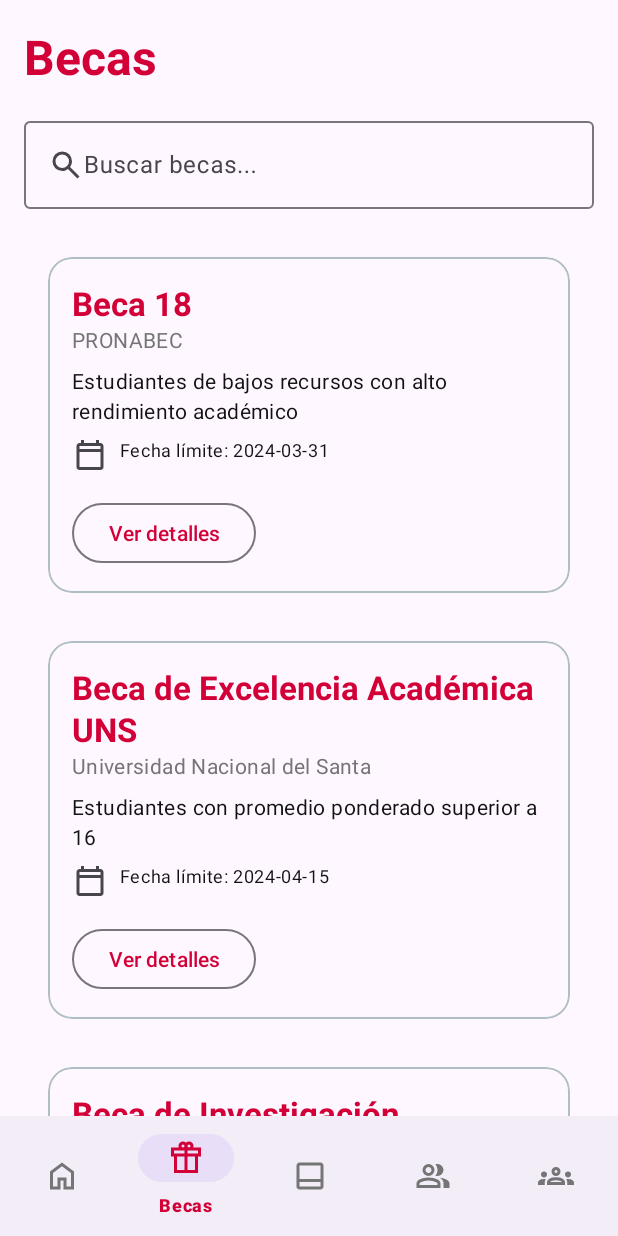
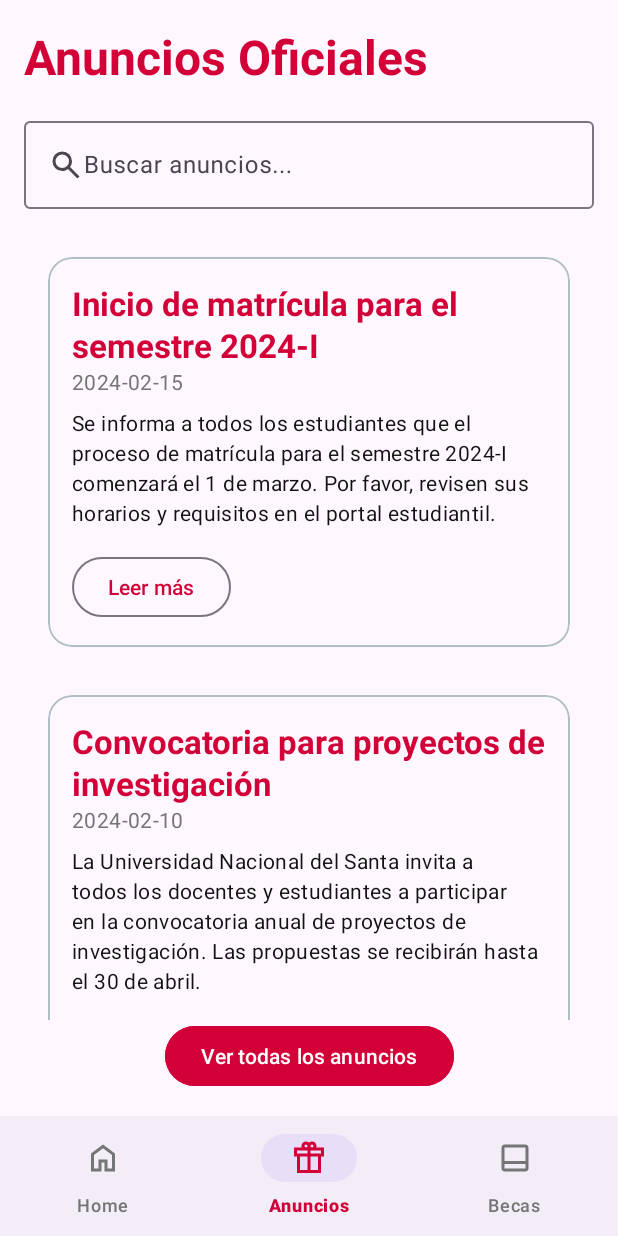
Before and after one commit to JoelLeonUNS/trabajos-uns, an Android app: the screen it shows after launch (MainActivity), item 2 of the bottom bar chosen, on a phone screen of 412 x 824 dp. Run offline under Robolectric (Android 15) with nearby library versions, the phone set to English and light mode, and no system bars.

Commit message:
Navegación entre fragments

```diff
--- /dev/null
+++ b/M3DesignUNS/app/src/main/java/com/example/m3design_uns/Announcement.kt
@@ -0,0 +1,8 @@
+package com.example.m3design_uns
+
+data class Announcement(
+    val id: String,
+    val title: String,
+    val date: String,
+    val content: String,
+)
--- /dev/null
+++ b/M3DesignUNS/app/src/main/java/com/example/m3design_uns/AnnouncementAdapter.kt
@@ -0,0 +1,40 @@
+package com.example.m3design_uns
+
+import android.view.LayoutInflater
+import android.view.View
+import android.view.ViewGroup
+import android.widget.Button
+import android.widget.TextView
+import androidx.recyclerview.widget.RecyclerView
+
+class AnnouncementAdapter (private val announcements: List<Announcement>):
+    RecyclerView.Adapter<AnnouncementAdapter.SectionViewHolder>() {
+
+    override fun onCreateViewHolder(parent: ViewGroup, viewType: Int): SectionViewHolder {
+        val view = LayoutInflater.from(parent.context).inflate(R.layout.item_anuncio, parent, false)
+        return SectionViewHolder(view)
+    }
+
+    override fun onBindViewHolder(holder: SectionViewHolder, position: Int) {
+        val section = announcements[position]
+        holder.bind(section)
+    }
+
+    override fun getItemCount() = announcements.size
+
+    inner class SectionViewHolder(itemView: View) : RecyclerView.ViewHolder(itemView) {
+        private val title: TextView = itemView.findViewById(R.id.tv_anuncio_title)
+        private val date: TextView = itemView.findViewById(R.id.tv_anuncio_date)
+        private val content: TextView = itemView.findViewById(R.id.tv_anuncio_content)
+        private val btnViewMore: Button = itemView.findViewById(R.id.btn_read_more)
+
+        fun bind(announcement: Announcement) {
+            title.text = announcement.title
+            date.text = announcement.date
+            content.text = announcement.content
+            btnViewMore.setOnClickListener {
+                //Lógica
+            }
+        }
+    }
+}
--- /dev/null
+++ b/M3DesignUNS/app/src/main/java/com/example/m3design_uns/AnunciosFragment.kt
@@ -0,0 +1,37 @@
+package com.example.m3design_uns
+
+import android.graphics.Color
+import android.os.Bundle
+import androidx.fragment.app.Fragment
+import android.view.LayoutInflater
+import android.view.View
+import android.view.ViewGroup
+import androidx.recyclerview.widget.LinearLayoutManager
+import androidx.recyclerview.widget.RecyclerView
+
+class AnunciosFragment : Fragment() {
+
+
+    override fun onCreateView(
+        inflater: LayoutInflater, container: ViewGroup?,
+        savedInstanceState: Bundle?
+    ): View? {
+        val view = inflater.inflate(R.layout.fragment_anuncios, container, false)
+
+        val recyclerView = view.findViewById<RecyclerView>(R.id.anunciosRecyclerView)
+        recyclerView.layoutManager = LinearLayoutManager(requireContext())
+
+        // Define las secciones que quieres mostrar
+        val anuncios = listOf(
+            Announcement("1", "Inicio de matrícula para el semestre 2024-I", "2024-02-15", "Se informa a todos los estudiantes que el proceso de matrícula para el semestre 2024-I comenzará el 1 de marzo. Por favor, revisen sus horarios y requisitos en el portal estudiantil."),
+            Announcement("2", "Convocatoria para proyectos de investigación", "2024-02-10", "La Universidad Nacional del Santa invita a todos los docentes y estudiantes a participar en la convocatoria anual de proyectos de investigación. Las propuestas se recibirán hasta el 30 de abril."),
+            Announcement("3", "Mantenimiento programado del sistema académico", "2024-02-05", "Se realizará un mantenimiento programado del sistema académico el día 20 de febrero de 8:00 AM a 12:00 PM. Durante este período, el acceso al portal estudiantil estará limitado."),
+        )
+
+        val adapter = AnnouncementAdapter(anuncios)
+        recyclerView.adapter = adapter
+
+        return view
+    }
+
+}
--- a/M3DesignUNS/app/src/main/java/com/example/m3design_uns/CardHome.kt
+++ b/M3DesignUNS/app/src/main/java/com/example/m3design_uns/CardHome.kt
@@ -1,9 +1,12 @@
 package com.example.m3design_uns
+
+import androidx.fragment.app.Fragment
 
 data class CardHome(
     val id: String,
     val title: String,
     val content: String,
     val iconResId: Int,
-    val color: Int
+    val color: Int,
+    val destinationFragment: Fragment
 )
--- a/M3DesignUNS/app/src/main/java/com/example/m3design_uns/CardHomeAdapter.kt
+++ b/M3DesignUNS/app/src/main/java/com/example/m3design_uns/CardHomeAdapter.kt
@@ -7,10 +7,15 @@ import android.widget.Button
 import android.widget.ImageView
 import android.widget.TextView
 import androidx.cardview.widget.CardView
+import androidx.fragment.app.FragmentManager
 import androidx.recyclerview.widget.RecyclerView
 
-class CardHomeAdapter (private val cards: List<CardHome>):
-    RecyclerView.Adapter<CardHomeAdapter.SectionViewHolder>() {
+class CardHomeAdapter (
+    private val cards: List<CardHome>,
+    private val fragmentManager: FragmentManager,
+    private val containerId: Int
+): RecyclerView.Adapter<CardHomeAdapter.SectionViewHolder>()
+{
 
         override fun onCreateViewHolder(parent: ViewGroup, viewType: Int): SectionViewHolder {
             val view = LayoutInflater.from(parent.context).inflate(R.layout.item_card, parent, false)
@@ -37,7 +42,11 @@ class CardHomeAdapter (private val cards: List<CardHome>):
                 icon.setImageResource(card.iconResId)
                 cardView.setCardBackgroundColor(card.color)
                 btnViewMore.setOnClickListener {
-                    //Lógica
+                    // Realizar la transacción al fragmento especificado
+                    fragmentManager.beginTransaction()
+                        .replace(containerId, card.destinationFragment)
+                        .addToBackStack(null)
+                        .commit()
                 }
             }
         }
--- a/M3DesignUNS/app/src/main/java/com/example/m3design_uns/HomeFragment.kt
+++ b/M3DesignUNS/app/src/main/java/com/example/m3design_uns/HomeFragment.kt
@@ -2,14 +2,16 @@ package com.example.m3design_uns
 
 import android.graphics.Color
 import android.os.Bundle
+import android.util.Log
 import androidx.fragment.app.Fragment
 import android.view.LayoutInflater
 import android.view.View
 import android.view.ViewGroup
 import androidx.recyclerview.widget.LinearLayoutManager
 import androidx.recyclerview.widget.RecyclerView
+import com.google.android.material.bottomnavigation.BottomNavigationView
 
-class HomeFragment : Fragment() {
+class HomeFragment : Fragment(){
     override fun onCreateView(
         inflater: LayoutInflater, container: ViewGroup?,
         savedInstanceState: Bundle?
@@ -21,16 +23,17 @@ class HomeFragment : Fragment() {
 
         // Define las secciones que quieres mostrar
         val cards = listOf(
-            CardHome("announcements", "Anuncios Oficiales", "Últimos anuncios y comunicados oficiales de la universidad.", R.drawable.campaign_24px, Color.parseColor("#f8f8f7")),
-            CardHome("scholarships", "Becas", "Información sobre becas disponibles y procesos de postulación.", R.drawable.featured_seasonal_and_gifts_24px, Color.parseColor("#f8f8f7")),
-            CardHome("contests", "Concursos UNS", "Concursos académicos y oportunidades de participación.", R.drawable.dock_to_bottom_24px, Color.parseColor("#f8f8f7")),
-            CardHome("training", "Capacitaciones", "Programas de capacitación y desarrollo profesional.", R.drawable.group_24px, Color.parseColor("#f8f8f7")),
-            CardHome("community", "Comunidad EPISI", "Espacio dedicado a la comunidad de estudiantes.", R.drawable.meeting_24px, Color.parseColor("#f8f8f7"))
+            CardHome("announcements", "Anuncios Oficiales", "Últimos anuncios y comunicados oficiales de la universidad.", R.drawable.campaign_24px, Color.parseColor("#f8f8f7"), AnunciosFragment()),
+            CardHome("scholarships", "Becas", "Información sobre becas disponibles y procesos de postulación.", R.drawable.featured_seasonal_and_gifts_24px, Color.parseColor("#f8f8f7"), BecasFragment()),
+            CardHome("contests", "Concursos UNS", "Concursos académicos y oportunidades de participación.", R.drawable.dock_to_bottom_24px, Color.parseColor("#f8f8f7"), ConcursoFragment()),
+            CardHome("training", "Capacitaciones", "Programas de capacitación y desarrollo profesional.", R.drawable.group_24px, Color.parseColor("#f8f8f7"), AnunciosFragment()),
+            CardHome("community", "Comunidad EPISI", "Espacio dedicado a la comunidad de estudiantes.", R.drawable.meeting_24px, Color.parseColor("#f8f8f7"), AnunciosFragment())
         )
 
-        val adapter = CardHomeAdapter(cards)
+        val adapter = CardHomeAdapter(cards, parentFragmentManager, R.id.fragmentContainer)
         recyclerView.adapter = adapter
 
         return view
     }
+
 }
--- a/M3DesignUNS/app/src/main/java/com/example/m3design_uns/MainActivity.kt
+++ b/M3DesignUNS/app/src/main/java/com/example/m3design_uns/MainActivity.kt
@@ -16,6 +16,8 @@ class MainActivity : AppCompatActivity() {
         // Inicializa el BottomNavigationView
         val bottomNavigationView: BottomNavigationView = findViewById(R.id.bottomNavigationView)
 
+
+
         // Verificar si el Fragment ya está cargado para evitar recargarlo al rotar la pantalla
         if (savedInstanceState == null) {
             // Reemplazar el contenedor con el fragmento de becas
@@ -28,8 +30,8 @@ class MainActivity : AppCompatActivity() {
         bottomNavigationView.setOnItemSelectedListener { item ->
             val selectedFragment = when (item.itemId) {
                 R.id.navigation_home -> HomeFragment() // Cambia el fragmento según corresponda
+                R.id.navigation_anuncios -> AnunciosFragment() // Cambia el fragmento según corresponda
                 R.id.navigation_becas -> BecasFragment() // Cambia el fragmento según corresponda
-                R.id.navigation_concursos -> ConcursoFragment() // Cambia el fragmento según corresponda
                 //R.id.navigation_capacitaciones -> ProfileFragment() // Cambia el fragmento según corresponda
                 //R.id.navigation_comunidad -> SettingsFragment() // Cambia el fragmento según corresponda
                 else -> HomeFragment()
--- a/M3DesignUNS/app/src/main/res/layout/activity_main.xml
+++ b/M3DesignUNS/app/src/main/res/layout/activity_main.xml
@@ -9,13 +9,13 @@
     <!-- Fragment container -->
     <androidx.fragment.app.FragmentContainerView
         android:id="@+id/fragmentContainer"
+        android:name="com.example.m3design_uns.BecasFragment"
         android:layout_width="0dp"
         android:layout_height="0dp"
-        app:layout_constraintTop_toTopOf="parent"
-        app:layout_constraintBottom_toBottomOf="parent"
+        app:layout_constraintBottom_toTopOf="@+id/bottomNavigationView"
+        app:layout_constraintEnd_toEndOf="parent"
         app:layout_constraintStart_toStartOf="parent"
-        app:layout_constraintEnd_toEndOf="parent"
-        android:name="com.example.m3design_uns.BecasFragment"/>
+        app:layout_constraintTop_toTopOf="parent" />
 
     <!-- Bottom Navigation View -->
     <com.google.android.material.bottomnavigation.BottomNavigationView
--- /dev/null
+++ b/M3DesignUNS/app/src/main/res/layout/fragment_anuncios.xml
@@ -0,0 +1,65 @@
+<androidx.constraintlayout.widget.ConstraintLayout
+    xmlns:android="http://schemas.android.com/apk/res/android"
+    xmlns:app="http://schemas.android.com/apk/res-auto"
+    xmlns:tools="http://schemas.android.com/tools"
+    android:layout_width="match_parent"
+    android:layout_height="match_parent"
+    android:padding="16dp"
+    tools:context=".AnunciosFragment">
+
+    <!-- Título -->
+    <com.google.android.material.textview.MaterialTextView
+        android:id="@+id/titleText"
+        android:layout_width="wrap_content"
+        android:layout_height="wrap_content"
+        android:text="Anuncios Oficiales"
+        android:textColor="#D20037"
+        android:textSize="32sp"
+        android:textStyle="bold"
+        app:layout_constraintTop_toTopOf="parent"
+        app:layout_constraintStart_toStartOf="parent" />
+
+    <!-- Input de búsqueda -->
+    <com.google.android.material.textfield.TextInputLayout
+        android:id="@+id/searchInputLayout"
+        android:layout_width="0dp"
+        android:layout_height="wrap_content"
+        app:layout_constraintTop_toBottomOf="@id/titleText"
+        app:layout_constraintStart_toStartOf="parent"
+        app:layout_constraintEnd_toEndOf="parent"
+        android:layout_marginTop="16dp">
+
+        <com.google.android.material.textfield.TextInputEditText
+            android:id="@+id/searchEditText"
+            android:layout_width="match_parent"
+            android:layout_height="wrap_content"
+            android:hint="Buscar anuncios..."
+            android:drawableStart="@drawable/search_24px"
+            />
+    </com.google.android.material.textfield.TextInputLayout>
+
+    <!-- Lista de Anuncios (RecyclerView) -->
+    <androidx.recyclerview.widget.RecyclerView
+        android:id="@+id/anunciosRecyclerView"
+        android:layout_width="0dp"
+        android:layout_height="0dp"
+        app:layout_constraintTop_toBottomOf="@id/searchInputLayout"
+        app:layout_constraintStart_toStartOf="parent"
+        app:layout_constraintEnd_toEndOf="parent"
+        app:layout_constraintBottom_toTopOf="@id/viewAllButton"
+        android:layout_marginTop="16dp" />
+
+    <!-- Botón de Ver todas las becas -->
+    <com.google.android.material.button.MaterialButton
+        android:id="@+id/viewAllButton"
+        android:layout_width="wrap_content"
+        android:layout_height="wrap_content"
+        android:text="Ver todas los anuncios"
+        android:textColor="@android:color/white"
+        android:backgroundTint="#D20037"
+        app:layout_constraintBottom_toBottomOf="parent"
+        app:layout_constraintStart_toStartOf="parent"
+        app:layout_constraintEnd_toEndOf="parent"
+        android:layout_marginTop="16dp" />
+
+</androidx.constraintlayout.widget.ConstraintLayout>
--- /dev/null
+++ b/M3DesignUNS/app/src/main/res/layout/item_anuncio.xml
@@ -0,0 +1,55 @@
+<com.google.android.material.card.MaterialCardView
+    xmlns:android="http://schemas.android.com/apk/res/android" xmlns:app="http://schemas.android.com/apk/res-auto"
+    android:id="@+id/card_anuncio"
+    android:layout_width="match_parent"
+    android:layout_height="wrap_content"
+    android:layout_margin="16dp"
+    app:cardCornerRadius="16dp"
+    app:strokeColor="@color/md_theme_light_outline"
+    app:strokeWidth="1dp">
+
+    <LinearLayout
+        android:orientation="vertical"
+        android:layout_width="match_parent"
+        android:layout_height="wrap_content"
+        android:padding="16dp">
+
+        <TextView
+            android:id="@+id/tv_anuncio_title"
+            android:layout_width="wrap_content"
+            android:layout_height="wrap_content"
+            android:text="Inicio de matrícula"
+            android:textAppearance="?attr/textAppearanceTitleLarge"
+            android:textColor="@color/md_theme_light_primary"
+            android:textStyle="bold" />
+
+        <TextView
+            android:id="@+id/tv_anuncio_date"
+            android:layout_width="wrap_content"
+            android:layout_height="wrap_content"
+            android:text="2024-02-15"
+            android:textAppearance="?attr/textAppearanceBodyMedium"
+            android:textColor="@color/md_theme_light_onSurfaceVariant" />
+
+        <TextView
+            android:id="@+id/tv_anuncio_content"
+            android:layout_width="wrap_content"
+            android:layout_height="wrap_content"
+            android:text="Este es el párrafo en el que se muestra el contenido del anuncio"
+            android:textAppearance="?attr/textAppearanceBodyMedium"
+            android:textColor="@color/md_theme_light_onSurface"
+            android:layout_marginTop="8dp" />
+
+
+        <com.google.android.material.button.MaterialButton
+            android:id="@+id/btn_read_more"
+            style="?attr/materialButtonOutlinedStyle"
+            android:layout_width="wrap_content"
+            android:layout_height="wrap_content"
+            android:text="Leer más"
+            android:textColor="@color/md_theme_light_primary"
+            android:icon="@drawable/chevron_right_24px"
+            android:layout_marginTop="16dp"
+            />
+    </LinearLayout>
+</com.google.android.material.card.MaterialCardView>
--- a/M3DesignUNS/app/src/main/res/menu/bottom_nav_menu.xml
+++ b/M3DesignUNS/app/src/main/res/menu/bottom_nav_menu.xml
@@ -6,16 +6,16 @@
     android:title="Home" />
 
     <item
+        android:id="@+id/navigation_anuncios"
+        android:icon="@drawable/featured_seasonal_and_gifts_24px"
+    android:title="Anuncios" />
+
+    <item
         android:id="@+id/navigation_becas"
-        android:icon="@drawable/featured_seasonal_and_gifts_24px"
+        android:icon="@drawable/dock_to_bottom_24px"
     android:title="Becas" />
 
-    <item
-        android:id="@+id/navigation_concursos"
-        android:icon="@drawable/dock_to_bottom_24px"
-    android:title="Concursos" />
-
-    <item
+    <!-- <item
         android:id="@+id/navigation_capacitaciones"
         android:icon="@drawable/group_24px"
     android:title="Capacitaciones" />
@@ -23,5 +23,5 @@
     <item
         android:id="@+id/navigation_comunidad"
         android:icon="@drawable/meeting_24px"
-    android:title="Comunidad" />
+    android:title="Comunidad" /> -->
 </menu>
```
